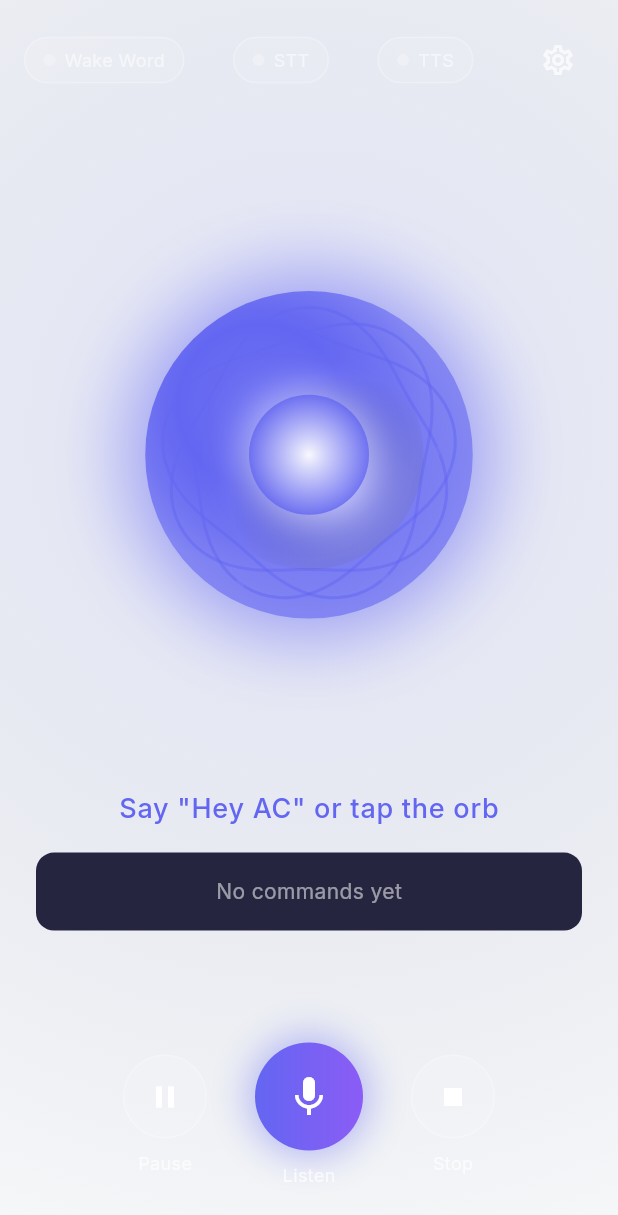
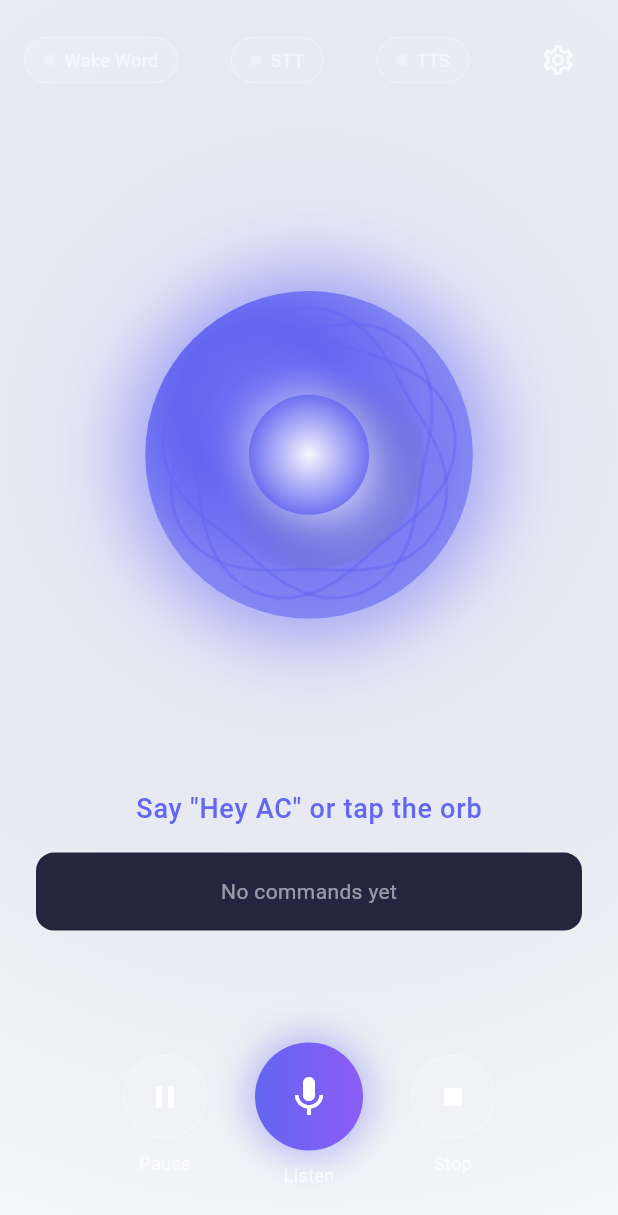
Before and after one commit to ahmed8004/Acai, a Flutter app: the screen it shows after launch, on a phone screen of 412 x 824 dp. Shown: the top 1215 px of the screen. Run offline on Flutter 3.47's test engine with Material 3 defaults, Android fonts, the phone set to English and light mode, and no system bars; our stand-ins replace dio, flutter_riverpod, flutter_secure_storage, flutter_tts, image_picker, permission_handler and 2 more; missing offline and left inert: google_mlkit_image_labeling, google_mlkit_object_detection, google_mlkit_text_recognition, syncfusion_flutter_pdf; accounts and stored records are empty.

Commit message:
Fix: Remove google_fonts package and fix app_controller type error
- Removed google_fonts: ^6.1.0 from pubspec.yaml (Flutter 3.16 compatibility)
- Commented out google_fonts import in app_theme.dart
- Replaced GoogleFonts.inter() with TextStyle() throughout app_theme.dart
- Using system fonts instead to avoid FontFeature type error
- Fixed _wakeWordSubscription type in app_controller.dart:
  * Changed from StreamSubscription<bool>? to StreamSubscription<String>?
  * Matches onWakeWordDetected stream type

These fixes resolve:
- 'FontFeature isn't a type' error in google_fonts 6.2.0
- 'StreamSubscription<String> can't be assigned to StreamSubscription<bool>?' error

```diff
--- a/lib/core/theme/app_theme.dart
+++ b/lib/core/theme/app_theme.dart
@@ -1,5 +1,6 @@
 import 'package:flutter/material.dart';
-import 'package:google_fonts/google_fonts.dart';
+// Using system fonts instead of google_fonts to avoid Flutter 3.16 compatibility issues
+// import 'package:google_fonts/google_fonts.dart';
 
 class AppTheme {
   static const Color primaryColor = Color(0xFF6366F1);
@@ -55,42 +56,42 @@ class AppTheme {
         backgroundColor: darkSurface,
         elevation: 0,
         centerTitle: true,
-        titleTextStyle: GoogleFonts.inter(
+        titleTextStyle: TextStyle(
           fontSize: 20,
           fontWeight: FontWeight.w600,
           color: Colors.white,
         ),
       ),
       textTheme: TextTheme(
-        displayLarge: GoogleFonts.inter(
+        displayLarge: TextStyle(
           fontSize: 32,
           fontWeight: FontWeight.bold,
           color: Colors.white,
         ),
-        displayMedium: GoogleFonts.inter(
+        displayMedium: TextStyle(
           fontSize: 24,
           fontWeight: FontWeight.bold,
           color: Colors.white,
         ),
-        displaySmall: GoogleFonts.inter(
+        displaySmall: TextStyle(
           fontSize: 20,
           fontWeight: FontWeight.w600,
           color: Colors.white,
         ),
-        headlineMedium: GoogleFonts.inter(
+        headlineMedium: TextStyle(
           fontSize: 18,
           fontWeight: FontWeight.w600,
           color: Colors.white,
         ),
-        bodyLarge: GoogleFonts.inter(
+        bodyLarge: TextStyle(
           fontSize: 16,
           color: Colors.white70,
         ),
-        bodyMedium: GoogleFonts.inter(
+        bodyMedium: TextStyle(
           fontSize: 14,
           color: Colors.white70,
         ),
-        bodySmall: GoogleFonts.inter(
+        bodySmall: TextStyle(
           fontSize: 12,
           color: Colors.white60,
         ),
@@ -191,7 +192,7 @@ class AppTheme {
         backgroundColor: lightSurface,
         elevation: 0,
         centerTitle: true,
-        titleTextStyle: GoogleFonts.inter(
+        titleTextStyle: TextStyle(
           fontSize: 20,
           fontWeight: FontWeight.w600,
           color: Colors.black87,
@@ -199,35 +200,35 @@ class AppTheme {
         iconTheme: const IconThemeData(color: Colors.black87),
       ),
       textTheme: TextTheme(
-        displayLarge: GoogleFonts.inter(
+        displayLarge: TextStyle(
           fontSize: 32,
           fontWeight: FontWeight.bold,
           color: Colors.black87,
         ),
-        displayMedium: GoogleFonts.inter(
+        displayMedium: TextStyle(
           fontSize: 24,
           fontWeight: FontWeight.bold,
           color: Colors.black87,
         ),
-        displaySmall: GoogleFonts.inter(
+        displaySmall: TextStyle(
           fontSize: 20,
           fontWeight: FontWeight.w600,
           color: Colors.black87,
         ),
-        headlineMedium: GoogleFonts.inter(
+        headlineMedium: TextStyle(
           fontSize: 18,
           fontWeight: FontWeight.w600,
           color: Colors.black87,
         ),
-        bodyLarge: GoogleFonts.inter(
+        bodyLarge: TextStyle(
           fontSize: 16,
           color: Colors.black87,
         ),
-        bodyMedium: GoogleFonts.inter(
+        bodyMedium: TextStyle(
           fontSize: 14,
           color: Colors.black87,
         ),
-        bodySmall: GoogleFonts.inter(
+        bodySmall: TextStyle(
           fontSize: 12,
           color: Colors.black54,
         ),
--- a/lib/services/app_controller.dart
+++ b/lib/services/app_controller.dart
@@ -15,7 +15,7 @@ final appControllerProvider = StateNotifierProvider<AppController, AppState>(
 class AppController extends StateNotifier<AppState> {
   final Ref _ref;
   StreamSubscription<String>? _sttSubscription;
-  StreamSubscription<bool>? _wakeWordSubscription;
+  StreamSubscription<String>? _wakeWordSubscription;
 
   AppController(this._ref) : super(AppState.initial()) {
     _initialize();
--- a/pubspec.yaml
+++ b/pubspec.yaml
@@ -54,8 +54,8 @@ dependencies:
   flutter_secure_storage: ^9.0.0
   shared_preferences: ^2.2.2
 
-  # UI Components
-  google_fonts: ^6.1.0
+  # UI Components - Using system fonts instead of google_fonts
+  # google_fonts: ^6.1.0  # Flutter 3.16 compatibility issues
   flutter_svg: ^2.0.9
   lottie: ^3.0.0
   shimmer: ^3.0.0
```
